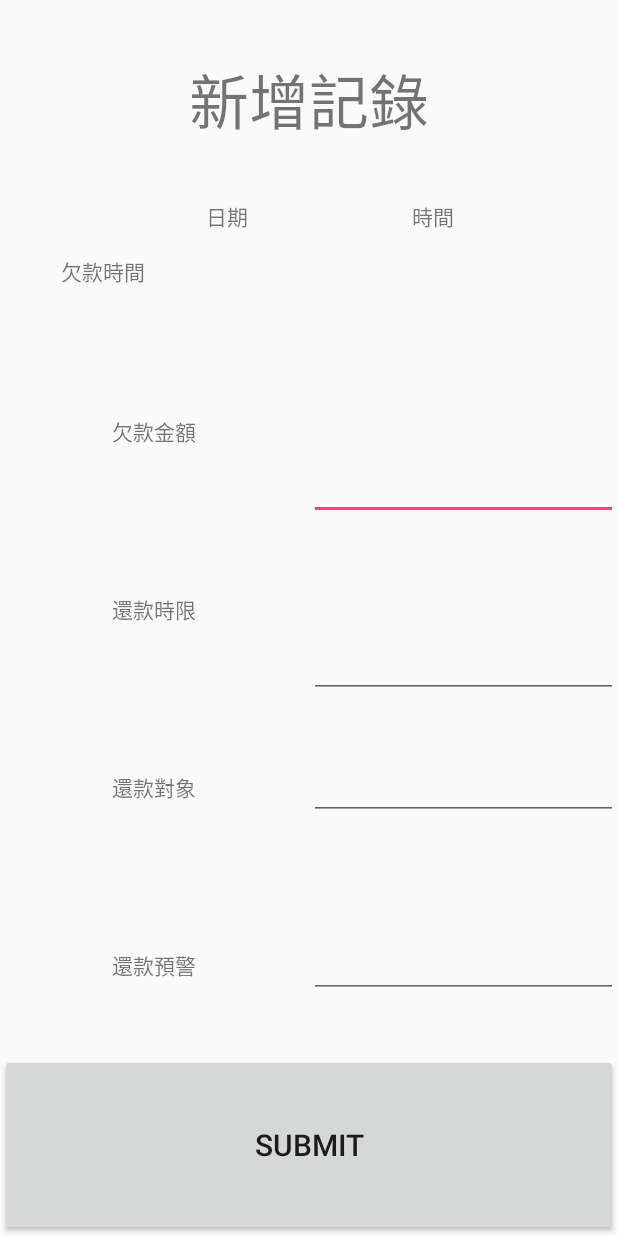
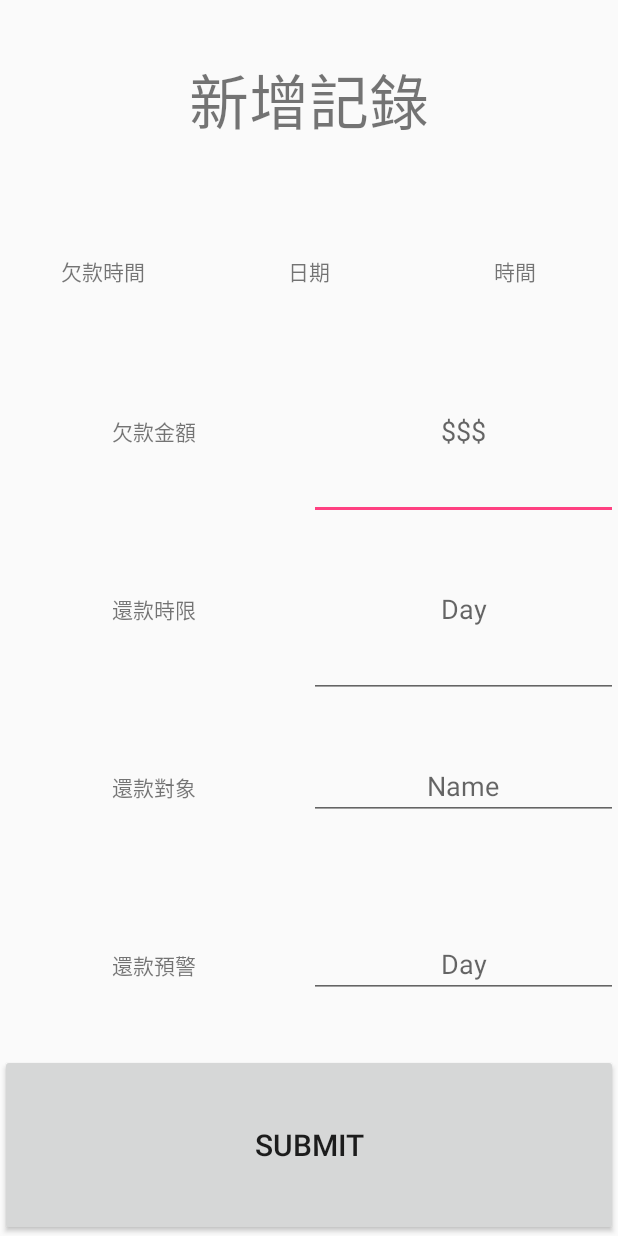
Before and after one commit to CodeMercs/good-classmate, an Android app: the Main2Activity screen opened directly, with no data from a screen before it, on a phone screen of 412 x 824 dp. Run offline under Robolectric (Android 15) with nearby library versions, the phone set to English and light mode, and no system bars.

Commit message:
Edit View

```diff
--- a/GoodClassmate/app/src/main/java/com/gcm/haoye/goodclassmate/Main2Activity.java
+++ b/GoodClassmate/app/src/main/java/com/gcm/haoye/goodclassmate/Main2Activity.java
@@ -103,7 +103,7 @@ public class Main2Activity extends Activity {
                         Main2Activity.this, new DatePickerDialog.OnDateSetListener() {
                     @Override
                     public void onDateSet(DatePicker view, int year, int month, int day) {
-                        startDate.setText(year+"年"+month+"月"+day+"日");
+                        startDate.setText(year + " 年 "+ month + " 月 " + day + " 日 ");
                         saveYear =year;
                         saveMonth =month;
                         saveDay = day;
@@ -123,7 +123,7 @@ public class Main2Activity extends Activity {
                 new TimePickerDialog(Main2Activity.this, new TimePickerDialog.OnTimeSetListener(){
                     @Override
                     public void onTimeSet(TimePicker view, int hourOfDay, int minute) {
-                        startTime.setText(hourOfDay+"時"+minute+"分");
+                        startTime.setText(hourOfDay + " 時 " + minute + " 分 ");
                         saveHour = hourOfDay;
                         saveMinute = minute;
                         timeClick = true;
--- a/GoodClassmate/app/src/main/res/layout/activity_main2.xml
+++ b/GoodClassmate/app/src/main/res/layout/activity_main2.xml
@@ -41,7 +41,8 @@
                 android:layout_weight="1"
                 android:ems="10"
                 android:text="日期"
-                android:clickable="true"/>
+                android:clickable="true"
+                android:gravity="center" />
             <TextView
                 android:id="@+id/startTime_TextView"
                 android:layout_width="match_parent"
@@ -49,7 +50,8 @@
                 android:layout_weight="1"
                 android:text="時間"
                 android:ems="10"
-                android:clickable="true"/>
+                android:clickable="true"
+                android:gravity="center" />
 
         </LinearLayout>
         <LinearLayout
@@ -71,7 +73,9 @@
                 android:layout_height="match_parent"
                 android:layout_weight="1"
                 android:ems="10"
-                android:inputType="number" />
+                android:inputType="number"
+                android:gravity="center"
+                android:hint="$$$" />
 
         </LinearLayout>
 
@@ -86,7 +90,7 @@
                 android:layout_height="match_parent"
                 android:text="還款時限"
                 android:layout_weight="1"
-                android:gravity="center"/>
+                android:gravity="center" />
 
             <EditText
                 android:id="@+id/dataend_EditText"
@@ -94,7 +98,9 @@
                 android:layout_height="match_parent"
                 android:layout_weight="1"
                 android:ems="10"
-                android:inputType="number" />
+                android:inputType="number"
+                android:gravity="center"
+                android:hint="Day" />
 
         </LinearLayout>
         <LinearLayout
@@ -116,7 +122,9 @@
                 android:layout_height="wrap_content"
                 android:layout_weight="1"
                 android:ems="10"
-                android:inputType="text" />
+                android:inputType="text"
+                android:gravity="center"
+                android:hint="Name" />
 
         </LinearLayout>
 
@@ -139,8 +147,9 @@
                 android:layout_height="wrap_content"
                 android:layout_weight="1"
                 android:ems="10"
-                android:inputType="number" />
-
+                android:inputType="number"
+                android:gravity="center"
+                android:hint="Day" />
         </LinearLayout>
 
         <Button
--- a/GoodClassmate/app/src/main/res/layout/test.xml
+++ b/GoodClassmate/app/src/main/res/layout/test.xml
@@ -29,5 +29,5 @@
         android:layout_width="match_parent"
         android:layout_height="match_parent"
         android:layout_weight="1"
-        android:text="Button" />
+        android:text="OK" />
 </LinearLayout>
```
